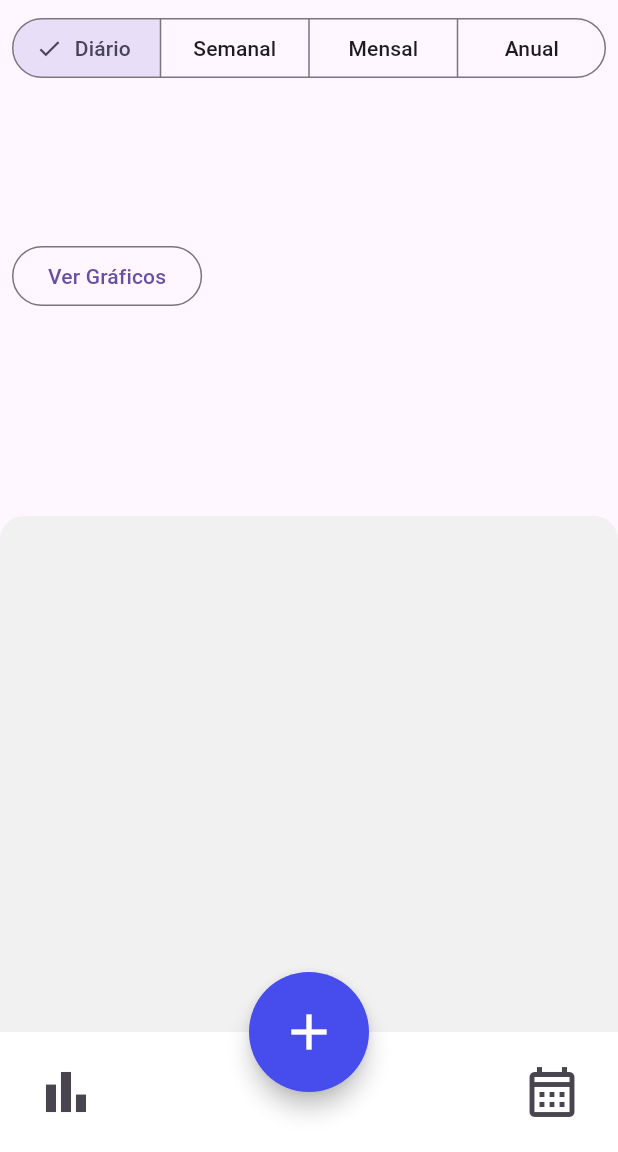
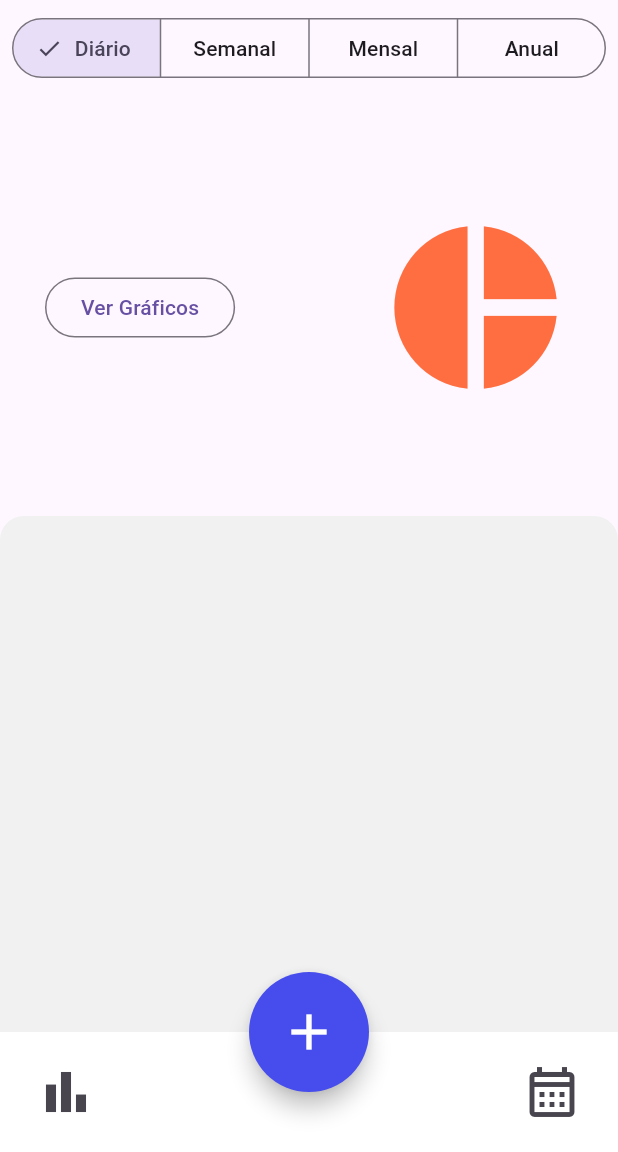
Before and after one commit to WilliamKunzler/AppDespesas, a Flutter app: the screen it shows after launch, on a phone screen of 412 x 824 dp, the part 84-1236 px from its top. Run offline on Flutter 3.47's test engine with Material 3 defaults, Android fonts, the phone set to English and light mode, and no system bars; our stand-ins replace sqflite, sqflite_common_ffi, table_calendar; accounts and stored records are empty.

```diff
--- a/despesas/lib/screens/TelaPrincipal.dart
+++ b/despesas/lib/screens/TelaPrincipal.dart
@@ -65,9 +65,21 @@ class _TelaPrincipalState extends State<TelaPrincipal> {
             ),
           ),
           Padding(
-            padding: const EdgeInsets.symmetric(vertical: 160, horizontal: 8),
-            child: OutlinedButton(
-                onPressed: () {}, child: const Text('Ver Gráficos')),
+            padding: const EdgeInsets.symmetric(vertical: 140, horizontal: 30),
+            child: Container(
+              child: Row(
+                children: [
+                  OutlinedButton(
+                      onPressed: () {}, child: const Text('Ver Gráficos')),
+                  Spacer(),
+                  Icon(
+                    Icons.pie_chart,
+                    size: 130,
+                    color: Colors.deepOrangeAccent,
+                  )
+                ],
+              ),
+            ),
           ),
           DraggableScrollableSheet(
             initialChildSize: 0.5,
```
Also changed, not shown: despesas/lib/screens/TelaGrafico.dart (+40 -4 lines).
